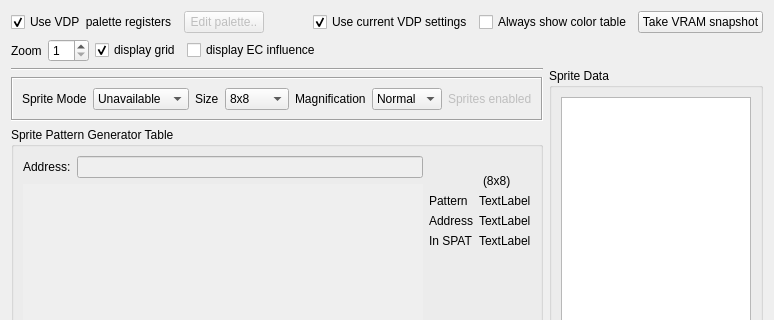
Above: src/SpriteViewer.ui from openMSX/debugger before the change; both pictures show x 0 to 774 and y 0 to 320 of the 774 by 784 pixel window. Below: the same form after it.
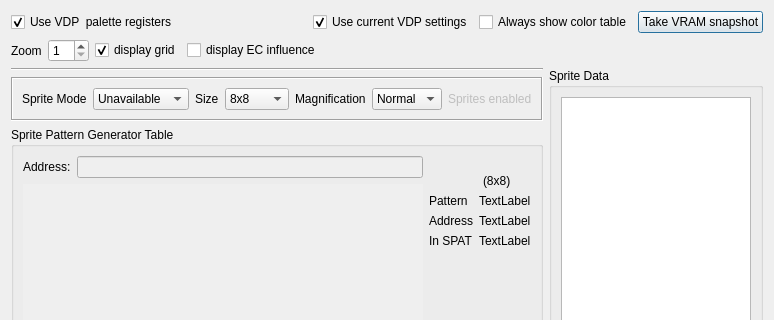
That is the form after the change.

Commit message:
Have the SpriteViewer use MSXPalette
Let's get rid of the old PaletteDialog and use the MSXPalette as it was
intended to be used.

The edit to the form file:
```diff
--- a/src/SpriteViewer.ui
+++ b/src/SpriteViewer.ui
@@ -29,16 +29,6 @@
        </property>
       </widget>
      </item>
-     <item>
-      <widget class="QPushButton" name="editPaletteButton">
-       <property name="enabled">
-        <bool>false</bool>
-       </property>
-       <property name="text">
-        <string>Edit palette..</string>
-       </property>
-      </widget>
-     </item>
      <item>
       <spacer name="horizontalSpacer_7">
        <property name="orientation">
```
The commit also changes 7 other files.
